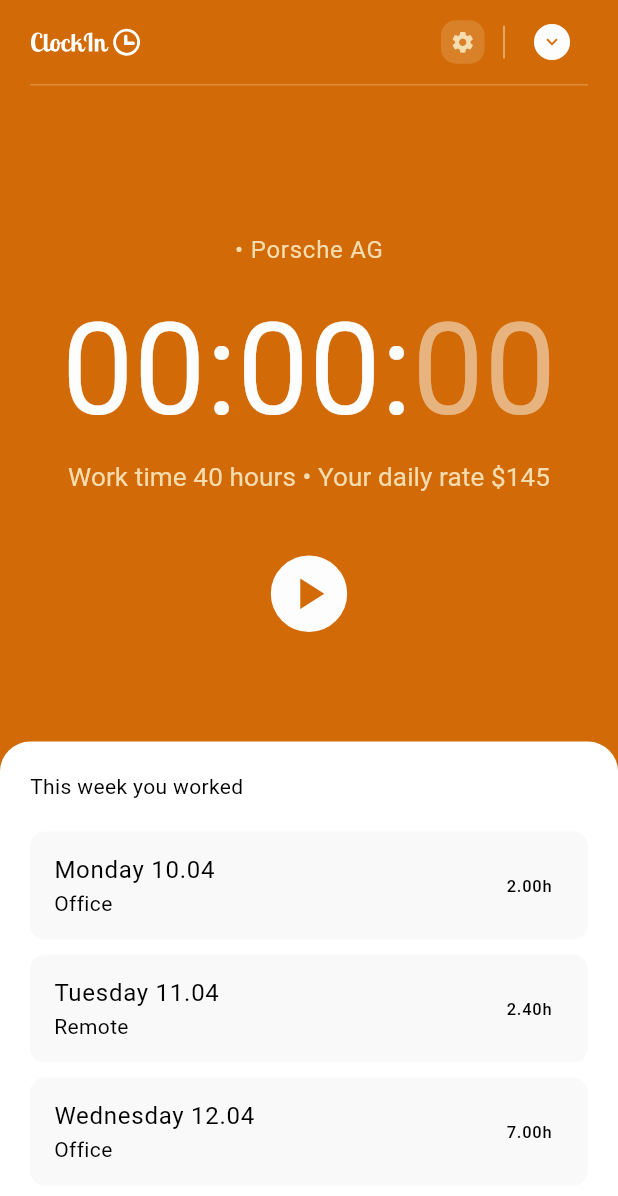
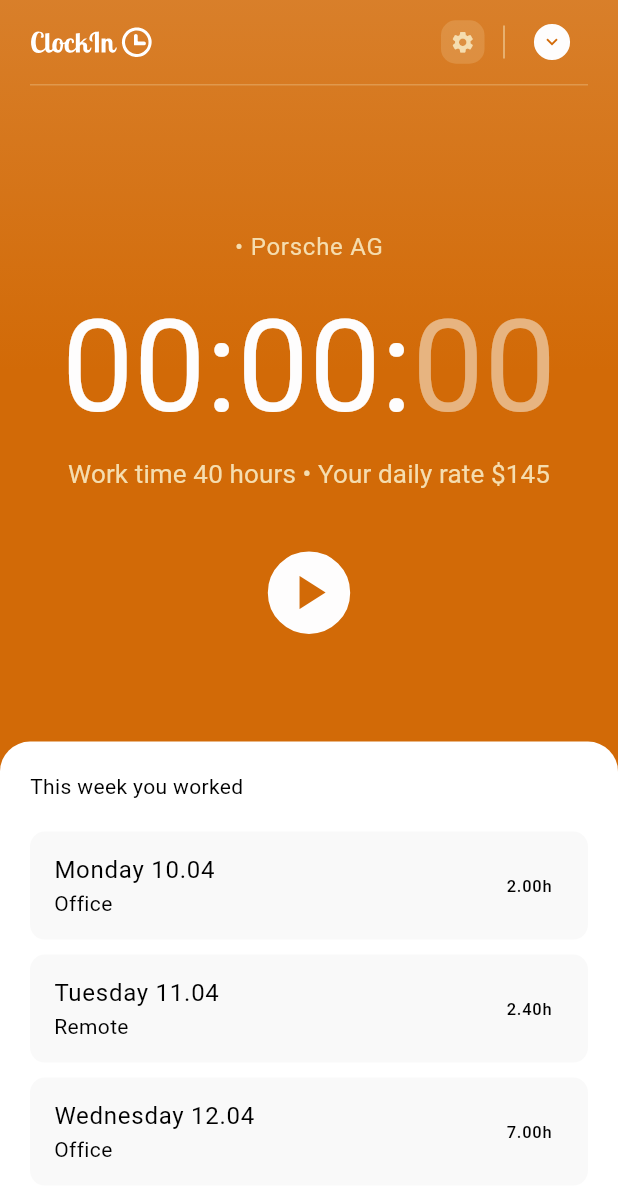
Before and after one commit to dxvid-pts/clock_in, a Flutter app: the TimerScreen screen opened directly, on a phone screen of 412 x 824 dp. Shown: the top 1196 px of the screen. Run offline on Flutter 3.47's test engine with Material 2 defaults, Android fonts, the phone set to English and light mode, and no system bars; our stand-ins replace fl_chart, flutter_riverpod, flutter_svg, freezed_annotation, hive, syncfusion_flutter_datepicker; missing offline and left inert: commons_flutter, storage_engine, storage_engine_hive_adapter; accounts and stored records are empty.

Commit message:
add gradient and increase button size

```diff
--- a/frontend/lib/screens/timer_screen/timer_screen.dart
+++ b/frontend/lib/screens/timer_screen/timer_screen.dart
@@ -11,8 +11,22 @@ class TimerScreen extends StatelessWidget {
   Widget build(BuildContext context) {
     return Scaffold(
       backgroundColor: Theme.of(context).primaryColor,
-      body: const SafeArea(
-        child: Column(
+      body: SafeArea(
+        child: Container(
+          color: Colors.white,
+          child: Container(
+            decoration: BoxDecoration(
+              gradient: LinearGradient(
+                begin: Alignment.topCenter,
+                end: Alignment.bottomCenter,
+                colors: [
+                  Theme.of(context).primaryColor.withOpacity(0.86),
+                  Theme.of(context).primaryColor,
+                ],
+                stops: const [0.0, 0.3],
+              ),
+            ),
+            child: const Column(
               children: [
                 Expanded(
                   flex: 6,
@@ -23,6 +37,8 @@ class TimerScreen extends StatelessWidget {
                   child: _LowerSection(),
                 ),
               ],
+            ),
+          ),
         ),
       ),
     );
@@ -62,7 +78,7 @@ class _UpperSection extends ConsumerWidget {
                 children: [
                   SvgPicture.asset(
                     'assets/logo-white.svg',
-                    height: 19,
+                    height: 21,
                   ),
                   const Expanded(child: SizedBox()),
                   //container with rounded corners, a centered icon and a ripple effect
@@ -189,6 +205,7 @@ class _UpperSection extends ConsumerWidget {
                   onPressed: timerService.startTimer,
                   icon: Icons.play_arrow,
                   filled: true,
+                  size: 38,
                   tooltip: 'Start timer',
                 ),
 
@@ -197,7 +214,7 @@ class _UpperSection extends ConsumerWidget {
                 _CustomIconButton(
                   onPressed: timerService.pauseTimer,
                   icon: Icons.pause,
-                  filled: true,
+                  filled: true,size: 38,
                   tooltip: 'Pause timer',
                 ),
 
@@ -206,7 +223,7 @@ class _UpperSection extends ConsumerWidget {
                 _CustomIconButton(
                   onPressed: timerService.startTimer,
                   icon: Icons.play_arrow,
-                  filled: true,
+                  filled: true,size: 38,
                   tooltip: 'Resume timer',
                 ),
 
@@ -215,7 +232,7 @@ class _UpperSection extends ConsumerWidget {
                 _CustomIconButton(
                   onPressed: timerService.resetTimer,
                   icon: Icons.stop,
-                  filled: false,
+                  filled: false,size: 38,
                   tooltip: 'Stop timer',
                 ),
             ],
```
Lines whose indentation alone changed are shown as unchanged.
